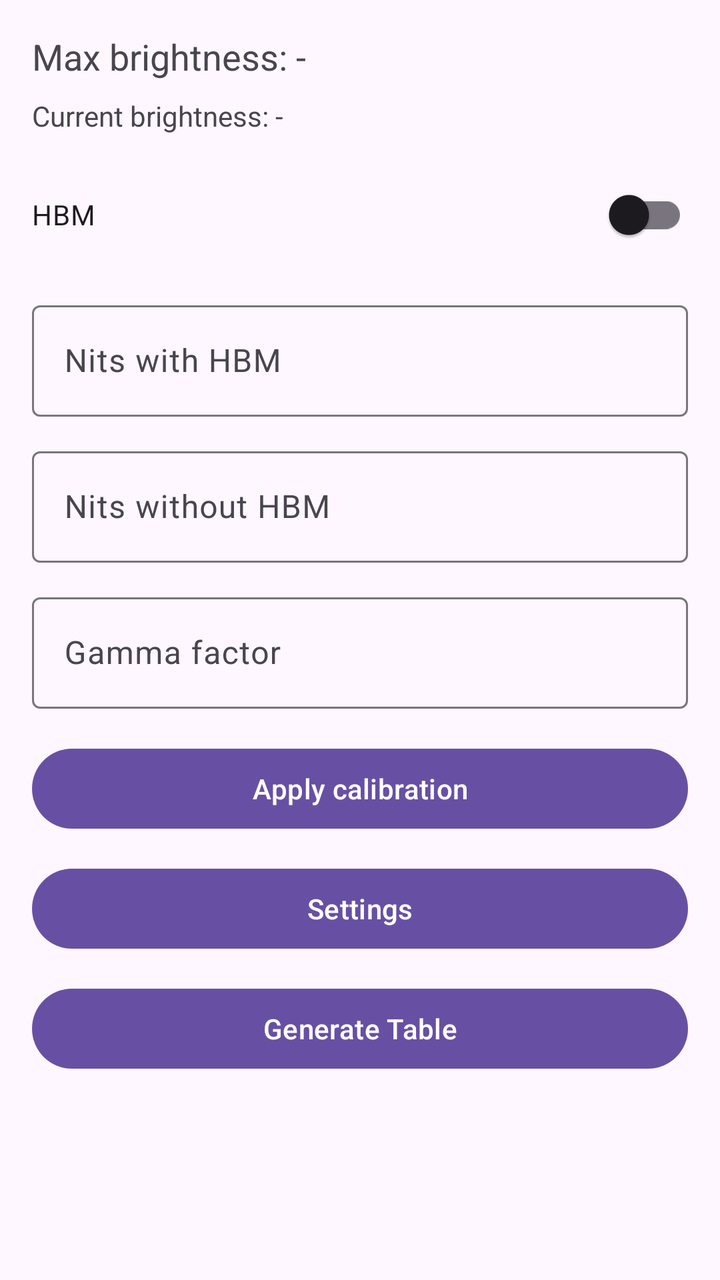
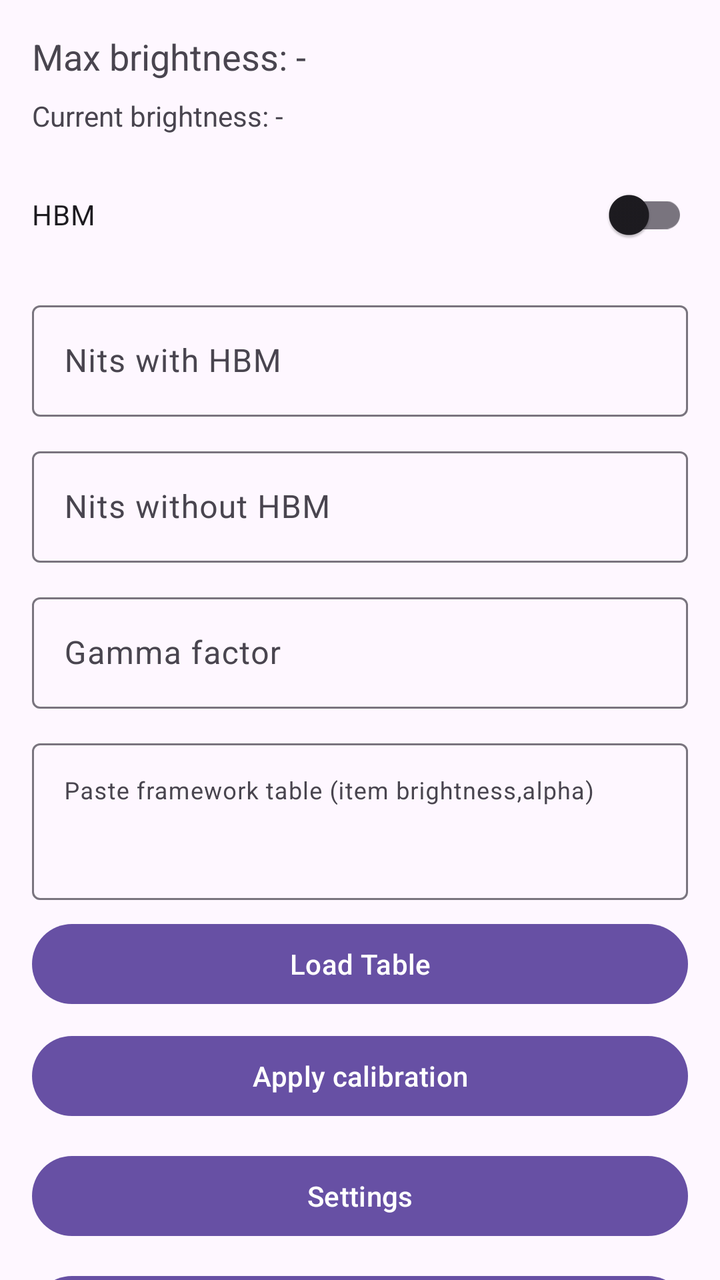

An Android layout rendered at two revisions. The XML below is the earlier revision; the diff shows what the commit changed to produce the second picture.
<!-- AndroidManifest.xml: application theme Theme.StayMates -->
<!-- res/layout/activity_main.xml -->
<?xml version="1.0" encoding="utf-8"?>
<androidx.constraintlayout.widget.ConstraintLayout xmlns:android="http://schemas.android.com/apk/res/android"
    xmlns:app="http://schemas.android.com/apk/res-auto"
    xmlns:tools="http://schemas.android.com/tools"
    android:id="@+id/main"
    android:layout_width="match_parent"
    android:layout_height="match_parent"
    tools:context=".MainActivity">

    <TextView
        android:id="@+id/maxBrightnessValue"
        android:layout_width="0dp"
        android:layout_height="wrap_content"
        android:layout_marginStart="16dp"
        android:layout_marginTop="16dp"
        android:layout_marginEnd="16dp"
        android:text="Max brightness: -"
        android:textSize="18sp"
        app:layout_constraintEnd_toEndOf="parent"
        app:layout_constraintStart_toStartOf="parent"
        app:layout_constraintTop_toTopOf="parent" />

    <TextView
        android:id="@+id/currentBrightnessValue"
        android:layout_width="0dp"
        android:layout_height="wrap_content"
        android:layout_marginStart="16dp"
        android:layout_marginTop="8dp"
        android:layout_marginEnd="16dp"
        android:text="Current brightness: -"
        app:layout_constraintEnd_toEndOf="parent"
        app:layout_constraintStart_toStartOf="parent"
        app:layout_constraintTop_toBottomOf="@id/maxBrightnessValue" />

    <com.google.android.material.switchmaterial.SwitchMaterial
        android:id="@+id/hbmToggle"
        android:layout_width="0dp"
        android:layout_height="wrap_content"
        android:layout_marginStart="16dp"
        android:layout_marginTop="16dp"
        android:layout_marginEnd="16dp"
        android:text="HBM"
        app:layout_constraintEnd_toEndOf="parent"
        app:layout_constraintStart_toStartOf="parent"
        app:layout_constraintTop_toBottomOf="@id/currentBrightnessValue" />

    <com.google.android.material.textfield.TextInputLayout
        android:id="@+id/nitsWithHbmLayout"
        android:layout_width="0dp"
        android:layout_height="wrap_content"
        android:layout_marginStart="16dp"
        android:layout_marginTop="16dp"
        android:layout_marginEnd="16dp"
        app:layout_constraintEnd_toEndOf="parent"
        app:layout_constraintStart_toStartOf="parent"
        app:layout_constraintTop_toBottomOf="@id/hbmToggle">

        <com.google.android.material.textfield.TextInputEditText
            android:id="@+id/nitsWithHbmInput"
            android:layout_width="match_parent"
            android:layout_height="wrap_content"
            android:hint="Nits with HBM"
            android:inputType="numberDecimal" />
    </com.google.android.material.textfield.TextInputLayout>

    <com.google.android.material.textfield.TextInputLayout
        android:id="@+id/nitsWithoutHbmLayout"
        android:layout_width="0dp"
        android:layout_height="wrap_content"
        android:layout_marginStart="16dp"
        android:layout_marginTop="12dp"
        android:layout_marginEnd="16dp"
        app:layout_constraintEnd_toEndOf="parent"
        app:layout_constraintStart_toStartOf="parent"
        app:layout_constraintTop_toBottomOf="@id/nitsWithHbmLayout">

        <com.google.android.material.textfield.TextInputEditText
            android:id="@+id/nitsWithoutHbmInput"
            android:layout_width="match_parent"
            android:layout_height="wrap_content"
            android:hint="Nits without HBM"
            android:inputType="numberDecimal" />
    </com.google.android.material.textfield.TextInputLayout>

    <com.google.android.material.textfield.TextInputLayout
        android:id="@+id/gammaLayout"
        android:layout_width="0dp"
        android:layout_height="wrap_content"
        android:layout_marginStart="16dp"
        android:layout_marginTop="12dp"
        android:layout_marginEnd="16dp"
        app:layout_constraintEnd_toEndOf="parent"
        app:layout_constraintStart_toStartOf="parent"
        app:layout_constraintTop_toBottomOf="@id/nitsWithoutHbmLayout">

        <com.google.android.material.textfield.TextInputEditText
            android:id="@+id/gammaInput"
            android:layout_width="match_parent"
            android:layout_height="wrap_content"
            android:hint="Gamma factor"
            android:inputType="numberDecimal" />
    </com.google.android.material.textfield.TextInputLayout>

    <com.google.android.material.button.MaterialButton
        android:id="@+id/applyCalibration"
        android:layout_width="0dp"
        android:layout_height="wrap_content"
        android:layout_marginStart="16dp"
        android:layout_marginTop="16dp"
        android:layout_marginEnd="16dp"
        android:text="Apply calibration"
        app:layout_constraintEnd_toEndOf="parent"
        app:layout_constraintStart_toStartOf="parent"
        app:layout_constraintTop_toBottomOf="@id/gammaLayout" />

    <com.google.android.material.button.MaterialButton
        android:id="@+id/openSettings"
        android:layout_width="0dp"
        android:layout_height="wrap_content"
        android:layout_marginStart="16dp"
        android:layout_marginTop="12dp"
        android:layout_marginEnd="16dp"
        android:text="Settings"
        app:layout_constraintEnd_toEndOf="parent"
        app:layout_constraintStart_toStartOf="parent"
        app:layout_constraintTop_toBottomOf="@id/applyCalibration" />

    <com.google.android.material.button.MaterialButton
        android:id="@+id/openTable"
        android:layout_width="0dp"
        android:layout_height="wrap_content"
        android:layout_marginStart="16dp"
        android:layout_marginTop="12dp"
        android:layout_marginEnd="16dp"
        android:text="Generate Table"
        app:layout_constraintEnd_toEndOf="parent"
        app:layout_constraintStart_toStartOf="parent"
        app:layout_constraintTop_toBottomOf="@id/openSettings" />

    <TextView
        android:id="@+id/statusText"
        android:layout_width="0dp"
        android:layout_height="0dp"
        android:layout_marginStart="16dp"
        android:layout_marginTop="12dp"
        android:layout_marginEnd="16dp"
        android:layout_marginBottom="16dp"
        android:text=""
        app:layout_constraintBottom_toBottomOf="parent"
        app:layout_constraintEnd_toEndOf="parent"
        app:layout_constraintStart_toStartOf="parent"
        app:layout_constraintTop_toBottomOf="@id/openTable" />

</androidx.constraintlayout.widget.ConstraintLayout>
<!-- resources referenced by this layout -->
<resources>
  <style name="Theme.StayMates" parent="Base.Theme.StayMates" />
  <style name="Base.Theme.StayMates" parent="Theme.Material3.DayNight.NoActionBar">
          
          
      </style>
</resources>

<!-- the commit's change to res/layout/activity_main.xml (unified diff, before → after) -->
@@ -101,17 +101,52 @@
             android:inputType="numberDecimal" />
     </com.google.android.material.textfield.TextInputLayout>
 
+    <com.google.android.material.textfield.TextInputLayout
+        android:id="@+id/tableInputLayout"
+        android:layout_width="0dp"
+        android:layout_height="wrap_content"
+        android:layout_marginStart="16dp"
+        android:layout_marginTop="12dp"
+        android:layout_marginEnd="16dp"
+        app:layout_constraintEnd_toEndOf="parent"
+        app:layout_constraintStart_toStartOf="parent"
+        app:layout_constraintTop_toBottomOf="@id/gammaLayout">
+
+        <com.google.android.material.textfield.TextInputEditText
+            android:id="@+id/tableInput"
+            android:layout_width="match_parent"
+            android:layout_height="wrap_content"
+            android:hint="Paste framework table (item brightness,alpha)"
+            android:inputType="textMultiLine"
+            android:minLines="3"
+            android:maxLines="6"
+            android:gravity="top"
+            android:textSize="12sp" />
+    </com.google.android.material.textfield.TextInputLayout>
+
+    <com.google.android.material.button.MaterialButton
+        android:id="@+id/loadTable"
+        android:layout_width="0dp"
+        android:layout_height="wrap_content"
+        android:layout_marginStart="16dp"
+        android:layout_marginTop="8dp"
+        android:layout_marginEnd="16dp"
+        android:text="Load Table"
+        app:layout_constraintEnd_toEndOf="parent"
+        app:layout_constraintStart_toStartOf="parent"
+        app:layout_constraintTop_toBottomOf="@id/tableInputLayout" />
+
     <com.google.android.material.button.MaterialButton
         android:id="@+id/applyCalibration"
         android:layout_width="0dp"
         android:layout_height="wrap_content"
         android:layout_marginStart="16dp"
-        android:layout_marginTop="16dp"
+        android:layout_marginTop="8dp"
         android:layout_marginEnd="16dp"
         android:text="Apply calibration"
         app:layout_constraintEnd_toEndOf="parent"
         app:layout_constraintStart_toStartOf="parent"
-        app:layout_constraintTop_toBottomOf="@id/gammaLayout" />
+        app:layout_constraintTop_toBottomOf="@id/loadTable" />
 
     <com.google.android.material.button.MaterialButton
         android:id="@+id/openSettings"
